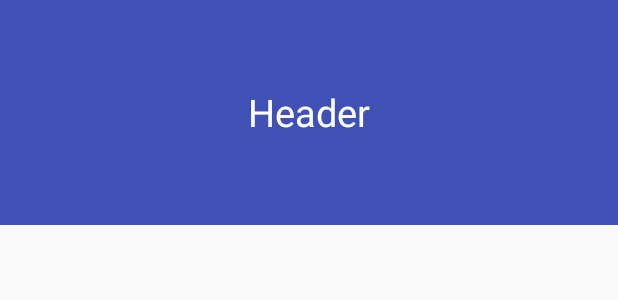
After one commit to pk0gler/FitMeNow, an Android app: the layout nav_header.xml on its own in the app's theme, with its tools: preview values and no code run, on a phone screen of 412 x 824 dp. The commit adds this screen. Shown: the top 300 px of the screen. Run offline under Robolectric (Android 15) with nearby library versions, the phone set to English and light mode, and no system bars.

Commit message:
Changed the style.xml Added Navigation Drawer Added Navigation Drawer menu items

```diff
--- a/app/src/main/AndroidManifest.xml
+++ b/app/src/main/AndroidManifest.xml
@@ -20,7 +20,7 @@
         <activity
             android:name=".LoginActivities.LogInActivity"
             android:theme="@style/AppTheme.Dark" />
-        <activity android:name=".MainActivity.MainActivity"></activity>
+        <activity android:name=".MainActivity.MainActivity" android:theme="@style/AppTheme.NoActionBar"></activity>
     </application>
 
 </manifest>
--- a/app/src/main/java/app/fitmenow/LoginActivities/LogInActivity.java
+++ b/app/src/main/java/app/fitmenow/LoginActivities/LogInActivity.java
@@ -11,6 +11,7 @@ import android.widget.EditText;
 import android.widget.TextView;
 import android.widget.Toast;
 
+import app.fitmenow.MainActivity.MainActivity;
 import app.fitmenow.R;
 
 /**
@@ -103,6 +104,7 @@ public class LogInActivity extends AppCompatActivity {
     private void onLoginSuccess() {
         loginButton.setEnabled(true);
         setResult(RESULT_OK, null);
+        startActivity(new Intent(this, MainActivity.class));
         finish();
     }
 
--- a/app/src/main/java/app/fitmenow/LoginActivities/SignUpActivity.java
+++ b/app/src/main/java/app/fitmenow/LoginActivities/SignUpActivity.java
@@ -11,6 +11,7 @@ import android.widget.EditText;
 import android.widget.TextView;
 import android.widget.Toast;
 
+import app.fitmenow.MainActivity.MainActivity;
 import app.fitmenow.R;
 
 /**
@@ -106,6 +107,7 @@ public class SignUpActivity extends AppCompatActivity {
     public void onSignupSuccess() {
         signupButton.setEnabled(true);
         setResult(RESULT_OK, null);
+        startActivity(new Intent(this, MainActivity.class));
         finish();
     }
 
--- /dev/null
+++ b/app/src/main/res/layout/nav_header.xml
@@ -0,0 +1,16 @@
+<?xml version="1.0" encoding="utf-8"?>
+<LinearLayout xmlns:android="http://schemas.android.com/apk/res/android"
+    android:layout_width="match_parent"
+    android:layout_height="150dp"
+    android:background="@color/colorPrimary"
+    android:orientation="vertical"
+    android:gravity="center">
+
+    <TextView
+        android:layout_width="wrap_content"
+        android:layout_height="wrap_content"
+        android:text="Header"
+        android:textColor="@android:color/white"
+        android:textSize="25sp" />
+
+</LinearLayout>
--- a/app/src/main/res/values-v21/styles.xml
+++ b/app/src/main/res/values-v21/styles.xml
@@ -4,7 +4,7 @@
         <item name="windowActionBar">false</item>
         <item name="windowNoTitle">true</item>
         <item name="android:windowDrawsSystemBarBackgrounds">true</item>
-        <item name="android:statusBarColor">@android:color/transparent</item>
+        <item name="android:statusBarColor">@color/colorPrimaryDark</item>
     </style>
 
     <style name="AppTheme.Dark" parent="Theme.AppCompat.NoActionBar">
```
Also changed, not shown: app/src/main/java/app/fitmenow/MainActivity/MainActivity.java (+44 -0 lines), app/src/main/res/layout/activity_main.xml (+30 -9 lines), app/src/main/res/menu/navigation_drawer_menu.xml (added, +36 -0 lines), app/src/main/res/values/strings.xml (+7 -0 lines), app/src/main/res/values/styles.xml (+10 -0 lines).
